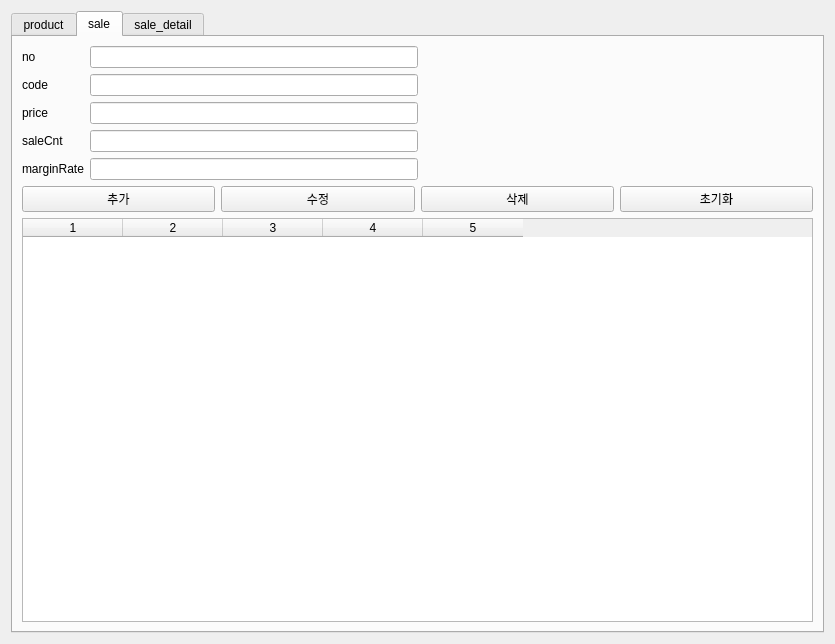
Old version of the form ui/application.ui in the repository qodlsrud20712/application_coffee.
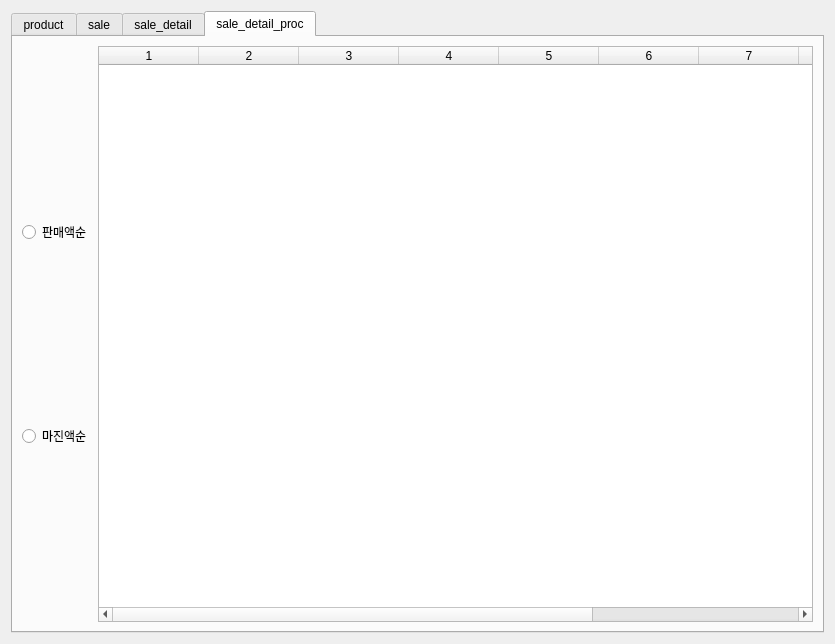
New version of the form. The open tabs and pages were chosen to show the change.

Commit message: 12.18 sail_detail_proc 호출, 검색기능 추가.

What changed in the file:
```diff
--- a/ui/application.ui
+++ b/ui/application.ui
@@ -13,9 +13,19 @@
   <property name="windowTitle">
    <string>application</string>
   </property>
-  <layout class="QGridLayout" name="gridLayout_6">
+  <layout class="QGridLayout" name="gridLayout_8">
    <item row="0" column="0">
     <widget class="QTabWidget" name="tabWidget">
+     <property name="font">
+      <font>
+       <pointsize>9</pointsize>
+       <weight>50</weight>
+       <italic>false</italic>
+       <bold>false</bold>
+       <underline>false</underline>
+       <strikeout>false</strikeout>
+      </font>
+     </property>
      <property name="currentIndex">
       <number>2</number>
      </property>
@@ -239,6 +249,48 @@
        </item>
       </layout>
      </widget>
+     <widget class="QWidget" name="tab">
+      <attribute name="title">
+       <string>sale_detail_proc</string>
+      </attribute>
+      <layout class="QGridLayout" name="gridLayout_6">
+       <item row="0" column="0">
+        <layout class="QVBoxLayout" name="verticalLayout">
+         <item>
+          <widget class="QRadioButton" name="rdbtn_sp">
+           <property name="text">
+            <string>판매액순</string>
+           </property>
+          </widget>
+         </item>
+         <item>
+          <widget class="QRadioButton" name="rdbtn_mp">
+           <property name="text">
+            <string>마진액순</string>
+           </property>
+          </widget>
+         </item>
+        </layout>
+       </item>
+       <item row="0" column="1">
+        <widget class="QTableWidget" name="table_proc">
+         <property name="columnCount">
+          <number>10</number>
+         </property>
+         <column/>
+         <column/>
+         <column/>
+         <column/>
+         <column/>
+         <column/>
+         <column/>
+         <column/>
+         <column/>
+         <column/>
+        </widget>
+       </item>
+      </layout>
+     </widget>
     </widget>
    </item>
   </layout>
```
Left out of the diff: 43 changed lines with no effect on the pictures. The commit also changes 8 other files.
